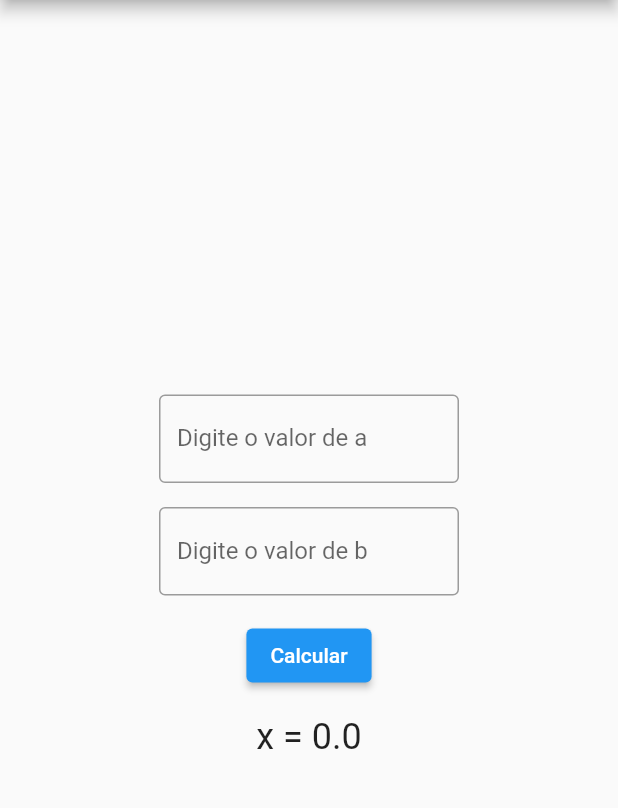
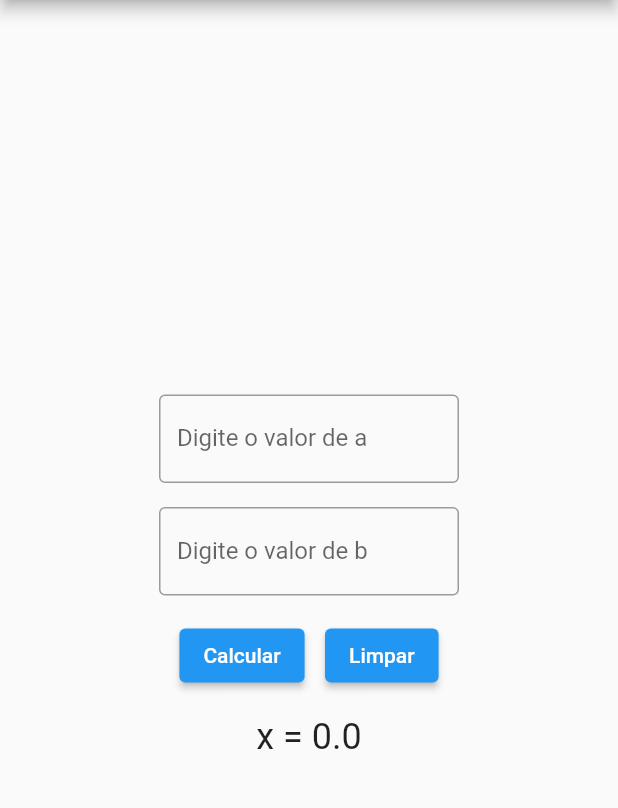
Before and after one commit to helio-andrade/equacao_primeiro_grau, a Flutter app: the screen it shows after launch, on a phone screen of 412 x 824 dp, the part 84-892 px from its top. Run offline on Flutter 3.47's test engine with Material 2 defaults, Android fonts, the phone set to English and light mode, and no system bars.

Commit message:
Update equacao_page.dart

```diff
--- a/lib/equacao_page.dart
+++ b/lib/equacao_page.dart
@@ -12,6 +12,7 @@ class _EquacaoPageState extends State<EquacaoPage> {
   final EquacaoPrimeiroGrau _equacao = EquacaoPrimeiroGrau();
   double _resultado = 0.0;
   final _alertKey = GlobalKey();
+  final FocusNode aFocus = FocusNode();
 
   void _calcular() {
     try {
@@ -25,19 +26,30 @@ class _EquacaoPageState extends State<EquacaoPage> {
       showDialog(
         context: context,
         barrierDismissible: false,
-        builder: (_) => AlertDialog(
+        builder: (BuildContext context) => AlertDialog(
           key: _alertKey,
           title: const Text("Erro"),
           content: Text(e.toString()),
           actions: <Widget>[
             TextButton(
               onPressed: () => Navigator.pop(context),
+              focusNode: aFocus,
               child: const Text('OK'),
             ),
           ],
         ),
       );
     }
+  }
+
+  void _limparCampos() {
+    _aController.text = "";
+    _bController.text = "";
+    setState(() {
+      _resultado = 0.0;
+    });
+// Foca no primeiro campo
+    FocusScope.of(context).requestFocus(aFocus);
   }
 
   @override
@@ -49,7 +61,7 @@ class _EquacaoPageState extends State<EquacaoPage> {
       ),
       body: Center(
         child: Padding(
-          padding: const EdgeInsets.all(5.0),
+          padding: const EdgeInsets.all(16.0),
           child: Column(
             mainAxisAlignment: MainAxisAlignment.center,
             children: [
@@ -65,7 +77,6 @@ class _EquacaoPageState extends State<EquacaoPage> {
               ),
               SizedBox(
                 height: 16.0,
-                width: 200.0,
               ),
               SizedBox(
                 width: 200.0,
@@ -79,11 +90,22 @@ class _EquacaoPageState extends State<EquacaoPage> {
               ),
               SizedBox(
                 height: 16.0,
+              ),
+              SizedBox(
                 width: 200.0,
-              ),
-              ElevatedButton(
-                onPressed: _calcular,
-                child: Text("Calcular"),
+                child: Row(
+                  mainAxisAlignment: MainAxisAlignment.spaceEvenly,
+                  children: [
+                    ElevatedButton(
+                      onPressed: _calcular,
+                      child: Text("Calcular"),
+                    ),
+                    ElevatedButton(
+                      onPressed: _limparCampos,
+                      child: Text("Limpar"),
+                    ),
+                  ],
+                ),
               ),
               SizedBox(height: 16.0),
               if (_resultado != null)
```
